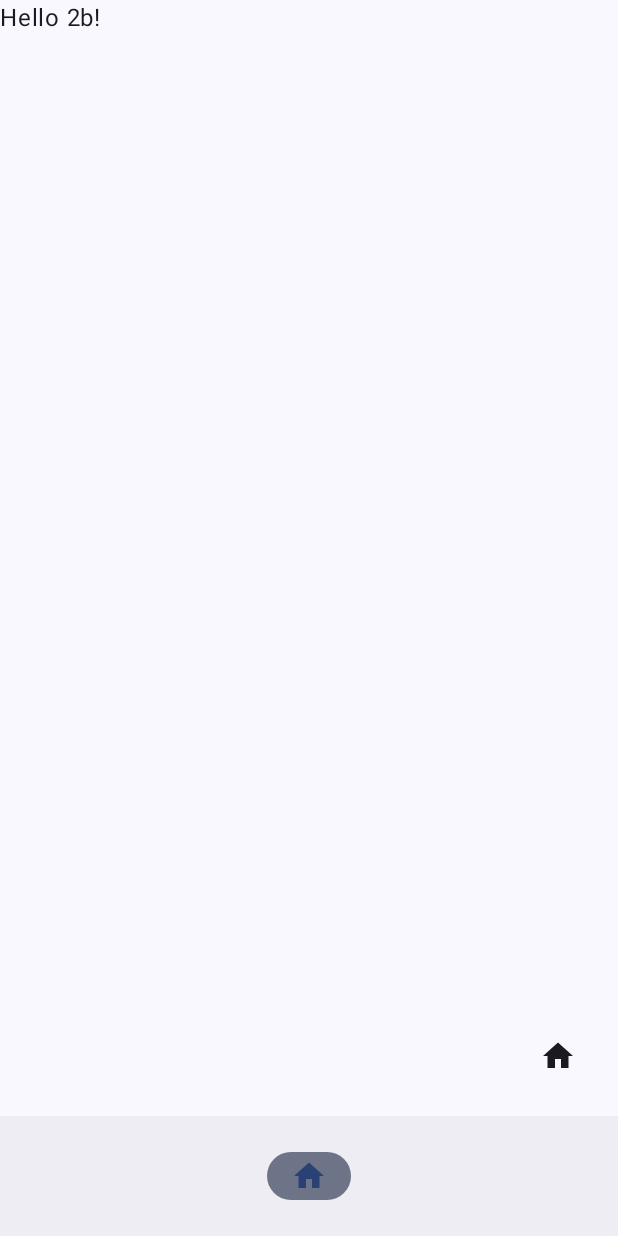
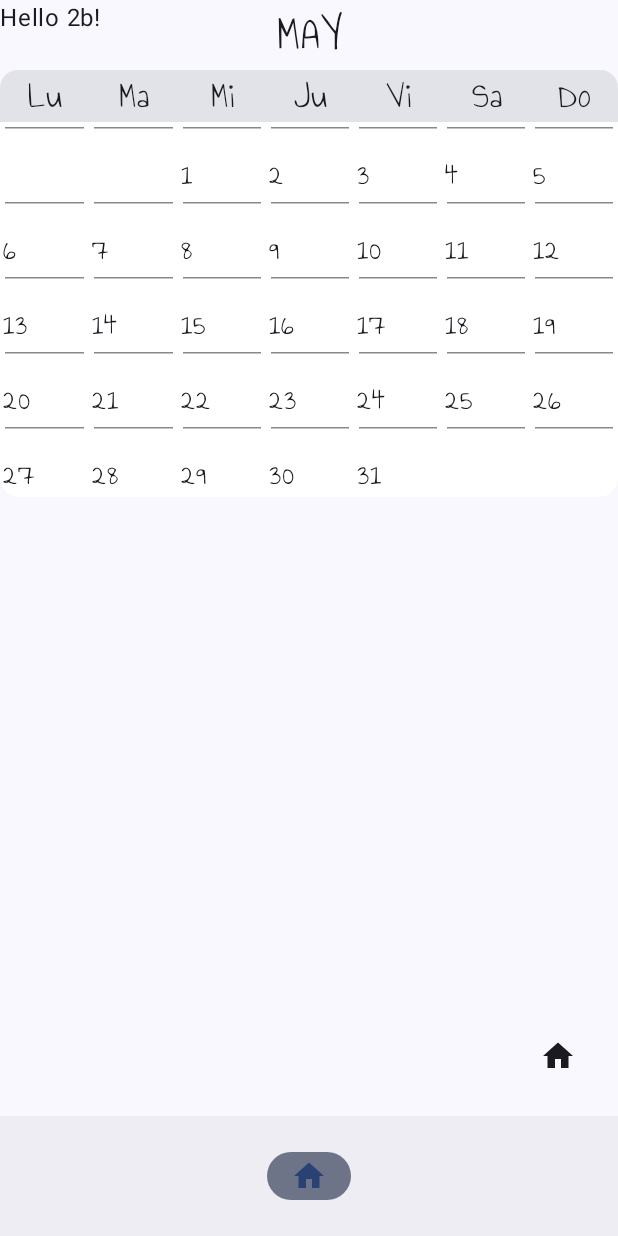
Before and after one commit to unlam-tec-movil/A2-2024-H1-Equipo1, an Android app built with Jetpack Compose: the HomeScreen screen opened through its navigation route, on a phone screen of 412 x 824 dp. Run offline under Robolectric (Android 15) with nearby library versions, the phone set to English and light mode, and no system bars; our stand-ins replace Dagger/Hilt's generated code.

Commit message:
Commit Calendario, componente calendario terminado

```diff
--- a/app/src/main/java/ar/edu/unlam/mobile/scaffolding/ui/components/BottomSwitch.kt
+++ b/app/src/main/java/ar/edu/unlam/mobile/scaffolding/ui/components/BottomSwitch.kt
@@ -115,7 +115,7 @@ fun CustomSwitch(
     }
 }
 
-@Preview (showBackground = true)
+@Preview (showBackground = false)
 @Composable
 fun CustomSwitchWithState() {
     val (checked, setChecked) = remember { mutableStateOf(false) }
--- /dev/null
+++ b/app/src/main/java/ar/edu/unlam/mobile/scaffolding/ui/components/Calendar.kt
@@ -0,0 +1,157 @@
+package ar.edu.unlam.mobile.scaffolding.ui.components
+
+import android.os.Build
+import androidx.annotation.RequiresApi
+import androidx.compose.foundation.background
+import androidx.compose.foundation.border
+import androidx.compose.foundation.layout.Box
+import androidx.compose.foundation.layout.Column
+import androidx.compose.foundation.layout.Row
+import androidx.compose.foundation.layout.Spacer
+import androidx.compose.foundation.layout.fillMaxHeight
+import androidx.compose.foundation.layout.fillMaxWidth
+import androidx.compose.foundation.layout.padding
+import androidx.compose.foundation.layout.size
+import androidx.compose.foundation.lazy.grid.GridCells
+import androidx.compose.foundation.lazy.grid.LazyVerticalGrid
+import androidx.compose.material3.Card
+import androidx.compose.material3.Divider
+import androidx.compose.material3.HorizontalDivider
+import androidx.compose.material3.MaterialTheme
+import androidx.compose.material3.Text
+import androidx.compose.material3.VerticalDivider
+import androidx.compose.runtime.Composable
+import androidx.compose.ui.Alignment
+import androidx.compose.ui.Modifier
+import androidx.compose.ui.graphics.Color
+import androidx.compose.ui.text.font.Font
+import androidx.compose.ui.text.font.FontFamily
+import androidx.compose.ui.text.style.TextAlign
+import androidx.compose.ui.tooling.preview.Preview
+import androidx.compose.ui.unit.dp
+import androidx.compose.ui.unit.sp
+import ar.edu.unlam.mobile.scaffolding.R
+import java.time.LocalDate
+
+@RequiresApi(Build.VERSION_CODES.O)
+@Composable
+fun CalendarView() {
+    val currentDate = LocalDate.now()
+    val year = currentDate.year
+    val month = currentDate.monthValue
+
+    val daysInMonth = LocalDate.of(year, month, 1).lengthOfMonth()
+    val firstDayOfMonth = LocalDate.of(year, month, 1)
+    val firstDayOfWeek = firstDayOfMonth.dayOfWeek
+
+    val nameDaysOfWeek = listOf("Lu", "Ma", "Mi", "Ju", "Vi", "Sa", "Do")
+
+    Column(
+            horizontalAlignment = Alignment.CenterHorizontally,
+            modifier = Modifier
+                .fillMaxWidth()
+        ) {
+
+        Text(
+            text = currentDate.month.name,
+            fontSize = 32.sp,
+            fontFamily = FontFamily(Font(R.font.anni_use_your_telescope)),
+            textAlign = TextAlign.Center
+        )
+
+        Card {
+            // Agregar fila con los nombres de los días de la semana
+            Row {
+                for (name in nameDaysOfWeek) {
+                    Text(
+                        text = name,
+                        textAlign = TextAlign.Center,
+                        fontFamily = FontFamily(Font(R.font.anni_use_your_telescope)),
+                        fontSize = 24.sp,
+                        modifier = Modifier
+                            .weight(1f)
+                    )
+                }
+            }
+
+            LazyVerticalGrid(GridCells.Fixed(7)) {
+
+                // Agregar días al mes
+                val firstDayOfWeekValue = firstDayOfWeek.value
+                val lastDayOfMonth = firstDayOfMonth.plusDays(daysInMonth.toLong() - 1)
+                val lastDayOfWeekValue = lastDayOfMonth.dayOfWeek.value
+                val totalDaysToShow =
+                    daysInMonth + (firstDayOfWeekValue - 1) + (7 - lastDayOfWeekValue)
+
+                items(totalDaysToShow) { index ->
+
+                    VerticalDivider(
+                        modifier = Modifier.fillMaxHeight(), // Ancho máximo de la línea
+                        thickness = 1.dp,   // Grosor de la línea
+                        color = Color.Gray // Color de la línea
+                    )//No se porque se pintan las lineas horizontales y no las verticales
+
+                    val currentDay: Int? = when {
+                        index < firstDayOfWeekValue - 1 -> null // Antes del primer día del mes
+                        index >= firstDayOfWeekValue - 1 + daysInMonth -> null // Después del último día del mes
+                        else -> index - firstDayOfWeekValue + 2 // Día válido del mes
+                    }
+                    if (currentDay != null) {
+                        DayCell(currentDay.toString())
+                    } else {
+                        EmptyDayCell()
+                    }
+                }
+            }
+        }
+    }
+}
+
+@Composable
+fun EmptyDayCell() {
+    Box(
+        modifier = Modifier
+            .size(50.dp)
+            .background(color = Color.White)
+    ) // Espacio en blanco para representar un día vacío
+    HorizontalDivider(
+        modifier = Modifier
+            .fillMaxWidth()
+            .padding(3.dp), // Ancho máximo de la línea
+        thickness = 1.dp,   // Grosor de la línea
+        color = Color.Gray // Color de la línea
+    )
+}
+@RequiresApi(Build.VERSION_CODES.O)
+@Composable
+fun DayCell(day: String) {
+    Box(
+        modifier = Modifier
+            .size(50.dp)
+            .background(color = Color.White)
+    ) {
+        Text(
+            text = day,
+            fontSize = 20.sp,
+            fontFamily = FontFamily(Font(R.font.anni_use_your_telescope)),
+            textAlign = TextAlign.Start,
+            modifier = Modifier
+                .padding(start = 2.dp)
+                .align(Alignment.BottomStart)
+        )
+    }
+    HorizontalDivider(
+        modifier = Modifier
+            .fillMaxWidth()
+            .padding(3.dp), // Ancho máximo de la línea
+        thickness = 1.dp,   // Grosor de la línea
+        color = Color.Gray // Color de la línea
+    )
+}
+
+@RequiresApi(Build.VERSION_CODES.O)
+@Preview
+@Composable
+fun CalendarPreview() {
+    CalendarView()
+}
--- a/app/src/main/java/ar/edu/unlam/mobile/scaffolding/ui/screens/HomeScreen.kt
+++ b/app/src/main/java/ar/edu/unlam/mobile/scaffolding/ui/screens/HomeScreen.kt
@@ -1,12 +1,17 @@
 package ar.edu.unlam.mobile.scaffolding.ui.screens
 
+import android.os.Build
+import androidx.annotation.RequiresApi
 import androidx.compose.runtime.Composable
 import androidx.compose.runtime.collectAsState
 import androidx.compose.runtime.getValue
 import androidx.compose.ui.Modifier
 import androidx.hilt.navigation.compose.hiltViewModel
+import ar.edu.unlam.mobile.scaffolding.ui.components.CalendarView
 import ar.edu.unlam.mobile.scaffolding.ui.components.Greeting
+import java.time.LocalDate
 
+@RequiresApi(Build.VERSION_CODES.O)
 @Composable
 fun HomeScreen(
     modifier: Modifier = Modifier,
@@ -24,6 +29,7 @@ fun HomeScreen(
 
         is HelloMessageUIState.Success -> {
             Greeting(helloState.message, modifier)
+            CalendarView()
         }
 
         is HelloMessageUIState.Error -> {
```
Also changed, not shown: app/src/main/res/font/anni_use_your_telescope.ttf (added), app/src/main/res/mipmap-hdpi/paw_icon.webp (added), app/src/main/res/mipmap-hdpi/paw_icon_foreground.webp (added), app/src/main/res/mipmap-hdpi/paw_icon_round.webp (added), app/src/main/res/mipmap-mdpi/paw_icon.webp (added), app/src/main/res/mipmap-mdpi/paw_icon_foreground.webp (added), app/src/main/res/mipmap-mdpi/paw_icon_round.webp (added), app/src/main/res/mipmap-xhdpi/paw_icon.webp (added), app/src/main/res/mipmap-xhdpi/paw_icon_foreground.webp (added), app/src/main/res/mipmap-xhdpi/paw_icon_round.webp (added), app/src/main/res/mipmap-xxhdpi/paw_icon.webp (added), app/src/main/res/mipmap-xxhdpi/paw_icon_foreground.webp (added), app/src/main/res/mipmap-xxhdpi/paw_icon_round.webp (added), app/src/main/res/mipmap-xxxhdpi/paw_icon.webp (added), 2 more files.
